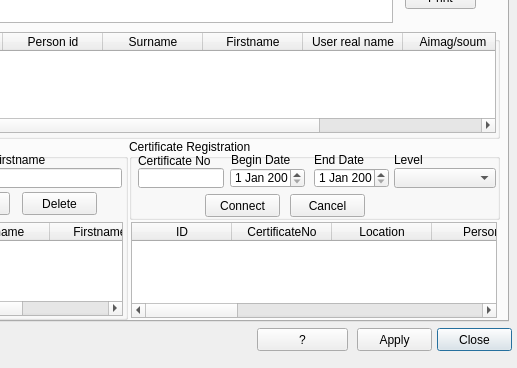
This is view/LandOfficeAdministrativeSettingsDialog.ui in ankhbold/lm2 as Qt 5 draws it before an edit; both pictures show x 283 to 800 and y 102 to 470 of the 800 by 470 pixel window. The edited form follows.
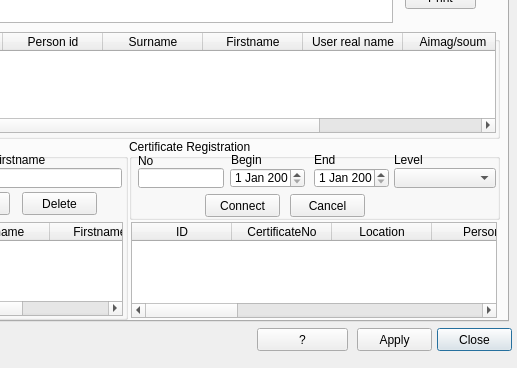
This is the edited form. The open tabs and pages were chosen to show the change.

```diff
--- a/view/LandOfficeAdministrativeSettingsDialog.ui
+++ b/view/LandOfficeAdministrativeSettingsDialog.ui
@@ -3051,12 +3051,12 @@
        <rect>
         <x>102</x>
         <y>13</y>
-        <width>65</width>
+        <width>76</width>
         <height>16</height>
        </rect>
       </property>
       <property name="text">
-       <string>Begin Date</string>
+       <string>Begin</string>
       </property>
      </widget>
      <widget class="QLabel" name="label_62">
@@ -3064,12 +3064,12 @@
        <rect>
         <x>185</x>
         <y>13</y>
-        <width>65</width>
+        <width>76</width>
         <height>16</height>
        </rect>
       </property>
       <property name="text">
-       <string>End Date</string>
+       <string>End</string>
       </property>
      </widget>
      <widget class="QDateEdit" name="begin_date">
@@ -3107,12 +3107,12 @@
        <rect>
         <x>9</x>
         <y>14</y>
-        <width>111</width>
+        <width>86</width>
         <height>16</height>
        </rect>
       </property>
       <property name="text">
-       <string>Certificate No</string>
+       <string>No</string>
       </property>
      </widget>
      <widget class="QPushButton" name="connect_cert_button">
@@ -3156,7 +3156,7 @@
        <rect>
         <x>265</x>
         <y>13</y>
-        <width>86</width>
+        <width>101</width>
         <height>16</height>
        </rect>
       </property>
```
Left out of the diff: 18 changed lines with no effect on the pictures.
